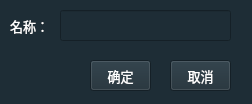
Old version of the form mkdirfolderwidget.ui in the repository HuaGouFdog/Fdog-Kit.
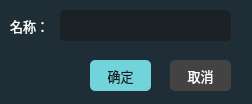
New version of the form. Icons and pictures are not drawn.

What changed in the file:
```diff
--- a/mkdirfolderwidget.ui
+++ b/mkdirfolderwidget.ui
@@ -12,6 +12,8 @@
   </property>
   <property name="font">
    <font>
+    <family>OPPOSans B</family>
+    <pointsize>10</pointsize>
     <stylestrategy>PreferAntialias</stylestrategy>
    </font>
   </property>
@@ -37,7 +39,7 @@
    </property>
    <property name="font">
     <font>
-     <family>OPPOSans R</family>
+     <family>OPPOSans B</family>
      <pointsize>10</pointsize>
      <stylestrategy>PreferAntialias</stylestrategy>
     </font>
@@ -57,11 +59,22 @@
    </property>
    <property name="font">
     <font>
-     <family>OPPOSans R</family>
+     <family>OPPOSans B</family>
      <pointsize>10</pointsize>
      <stylestrategy>PreferAntialias</stylestrategy>
     </font>
    </property>
+   <property name="styleSheet">
+    <string notr="true">QLineEdit{
+color:#ced4da;
+border-radius: 14px;
+background-color: rgb(25, 25, 25, 155);
+border: 0px solid rgba(255, 255, 255, 0);
+border-radius: 5px;
+padding-left:10px;
+padding-right:10px;
+}</string>
+   </property>
   </widget>
   <widget class="QToolButton" name="toolButton">
    <property name="geometry">
@@ -74,11 +87,28 @@
    </property>
    <property name="font">
     <font>
-     <family>OPPOSans R</family>
+     <family>OPPOSans B</family>
      <pointsize>10</pointsize>
      <stylestrategy>PreferAntialias</stylestrategy>
     </font>
    </property>
+   <property name="styleSheet">
+    <string notr="true">QToolButton {
+	color: rgb(26, 26, 26);
+	background-color: rgb(113, 212, 219);
+	border-radius: 5px;
+}
+
+QToolButton::menu-indicator { 
+	image: None;
+}
+
+ 
+QToolButton:hover {
+	color: rgb(26, 26, 26);
+	background-color: rgb(113, 212, 219);
+}</string>
+   </property>
    <property name="text">
     <string>确定</string>
    </property>
@@ -94,11 +124,29 @@
    </property>
    <property name="font">
     <font>
-     <family>OPPOSans R</family>
+     <family>OPPOSans B</family>
      <pointsize>10</pointsize>
      <stylestrategy>PreferAntialias</stylestrategy>
     </font>
    </property>
+   <property name="styleSheet">
+    <string notr="true">QToolButton {
+	color: rgb(255, 255, 255);
+	
+	background-color: rgb(67, 67, 67);
+	border-radius: 5px;
+}
+
+QToolButton::menu-indicator { 
+	image: None;
+}
+
+ 
+QToolButton:hover {
+	color: rgb(255, 255, 255);
+	background-color: rgb(67, 67, 67);
+}</string>
+   </property>
    <property name="text">
     <string>取消</string>
    </property>
```
